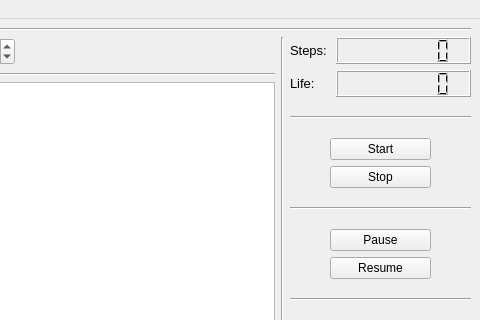
Above: mainwindow.ui from MateuszGuzy02/Game-Of-Life before the change; both pictures show x 576 to 1056 and y 0 to 320 of the 1056 by 902 pixel window. Below: the same form after it.
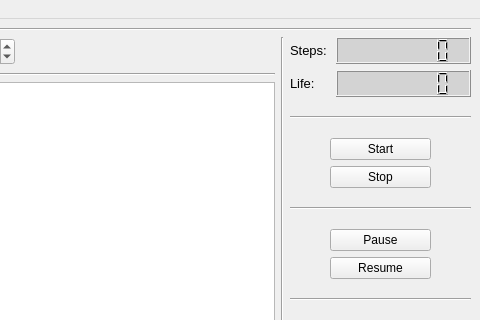
That is the form after the change.

The edit to the form file:
```diff
--- a/mainwindow.ui
+++ b/mainwindow.ui
@@ -305,7 +305,13 @@
                </font>
               </property>
               <property name="autoFillBackground">
-               <bool>true</bool>
+               <bool>false</bool>
+              </property>
+              <property name="styleSheet">
+               <string notr="true">QLCDNumber { 
+	color: black; 
+	background-color: lightGray; 
+}</string>
               </property>
               <property name="smallDecimalPoint">
                <bool>false</bool>
@@ -363,7 +369,13 @@
                </font>
               </property>
               <property name="autoFillBackground">
-               <bool>true</bool>
+               <bool>false</bool>
+              </property>
+              <property name="styleSheet">
+               <string notr="true">QLCDNumber { 
+	color: black; 
+	background-color: lightGray; 
+}</string>
               </property>
               <property name="smallDecimalPoint">
                <bool>false</bool>
```
Left out of the diff: 13 changed lines with no effect on the pictures.
